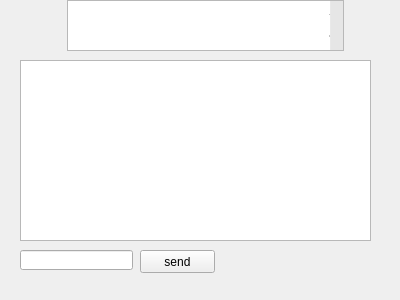
Before: the Qt Designer form helpothers.ui in abcdelf/Poke-1, drawn with Qt 5.
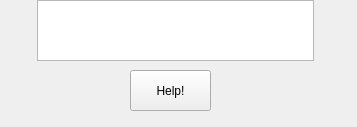
After: the same form once the commit is applied.

What changed in the file:
```diff
--- a/helpothers.ui
+++ b/helpothers.ui
@@ -6,8 +6,8 @@
    <rect>
     <x>0</x>
     <y>0</y>
-    <width>400</width>
-    <height>300</height>
+    <width>357</width>
+    <height>127</height>
    </rect>
   </property>
   <property name="windowTitle">
@@ -16,25 +16,24 @@
   <widget class="QPlainTextEdit" name="id">
    <property name="geometry">
     <rect>
-     <x>30</x>
+     <x>0</x>
      <y>0</y>
      <width>351</width>
-     <height>51</height>
+     <height>61</height>
     </rect>
    </property>
    <property name="styleSheet">
     <string notr="true">font: 36px;font-weight:bold;margin-left: auto; margin-right: auto;</string>
    </property>
    <property name="plainText">
-    <string>
-</string>
+    <string/>
    </property>
   </widget>
   <widget class="QPushButton" name="gohelp">
    <property name="geometry">
     <rect>
-     <x>170</x>
-     <y>60</y>
+     <x>130</x>
+     <y>70</y>
      <width>81</width>
      <height>41</height>
     </rect>
@@ -43,39 +42,6 @@
     <string>Help!</string>
    </property>
   </widget>
-  <widget class="QLineEdit" name="command">
-   <property name="geometry">
-    <rect>
-     <x>20</x>
-     <y>250</y>
-     <width>113</width>
-     <height>20</height>
-    </rect>
-   </property>
-  </widget>
-  <widget class="QPushButton" name="send">
-   <property name="geometry">
-    <rect>
-     <x>140</x>
-     <y>250</y>
-     <width>75</width>
-     <height>23</height>
-    </rect>
-   </property>
-   <property name="text">
-    <string>send</string>
-   </property>
-  </widget>
-  <widget class="QTextEdit" name="reply">
-   <property name="geometry">
-    <rect>
-     <x>20</x>
-     <y>60</y>
-     <width>351</width>
-     <height>181</height>
-    </rect>
-   </property>
-  </widget>
  </widget>
  <resources/>
  <connections/>
```
